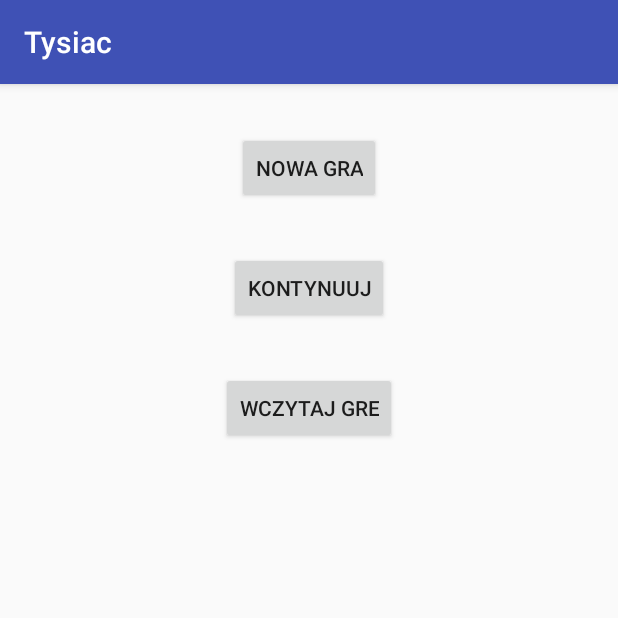
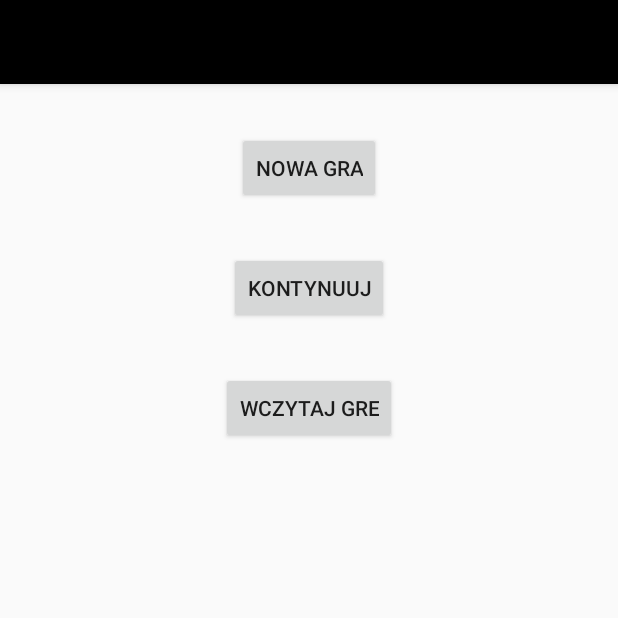
Before and after one commit to marohcab/Tysiac, an Android app: the screen it shows after launch (MainActivity), on a phone screen of 412 x 824 dp, the top half of it. Run offline under Robolectric (Android 15) with nearby library versions, the phone set to English and light mode, and no system bars.

Commit message:
Mateusz Bachor

```diff
--- a/app/src/main/res/values/colors.xml
+++ b/app/src/main/res/values/colors.xml
@@ -1,6 +1,6 @@
 <?xml version="1.0" encoding="utf-8"?>
 <resources>
-    <color name="colorPrimary">#3F51B5</color>
-    <color name="colorPrimaryDark">#303F9F</color>
-    <color name="colorAccent">#FF4081</color>
+    <color name="colorPrimary">#000000</color>
+    <color name="colorPrimaryDark">#000000</color>
+    <color name="colorAccent">#000000</color>
 </resources>
--- a/app/src/main/res/values/strings.xml
+++ b/app/src/main/res/values/strings.xml
@@ -1,3 +1,3 @@
 <resources>
-    <string name="app_name">Tysiac</string>
+    <string name="app_name"></string>
 </resources>
```
